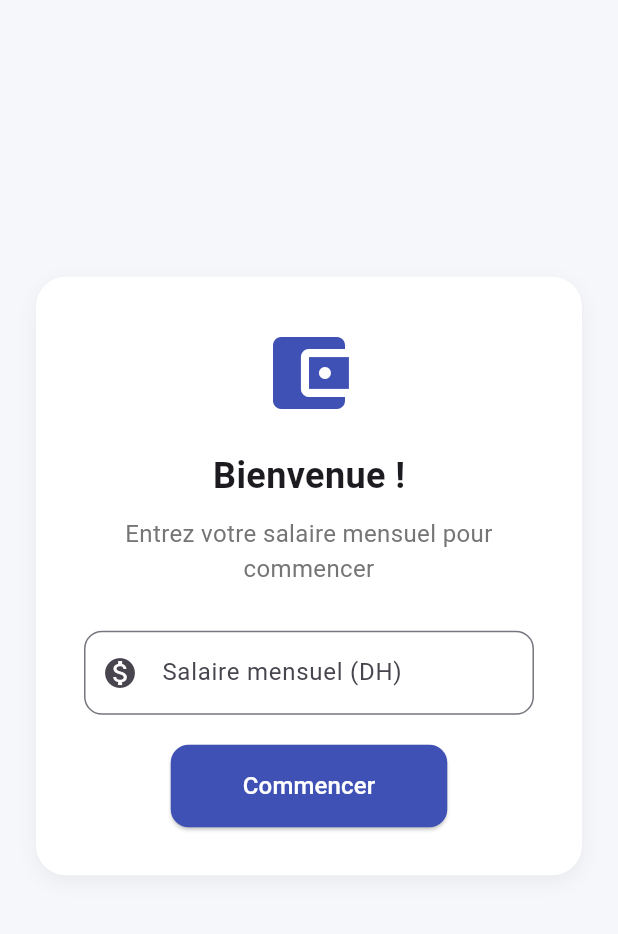
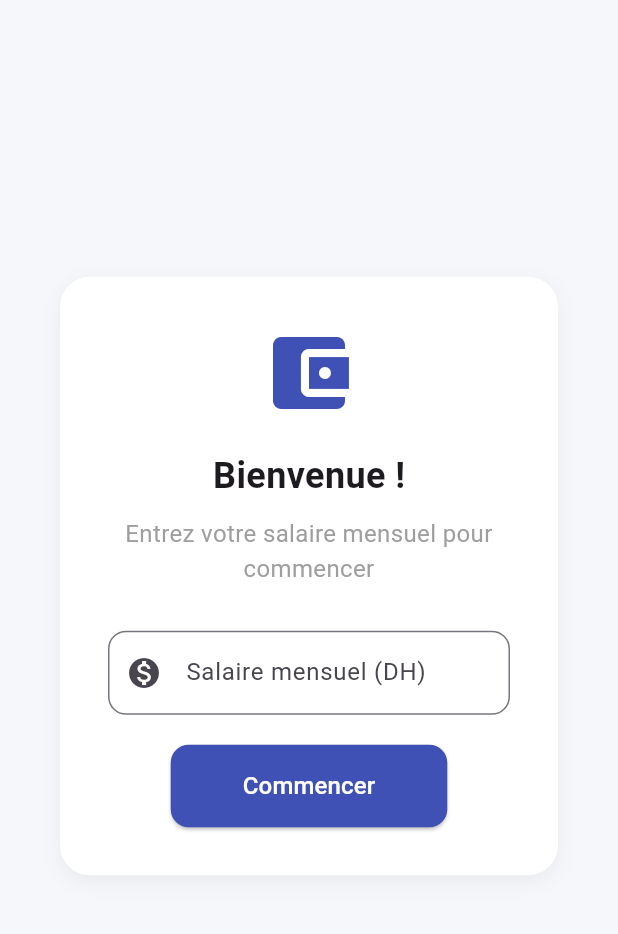
Before and after one commit to sofexbk/Budget-Manager, a Flutter app: the screen it shows after launch, after a tap on "Commencer", on a phone screen of 412 x 824 dp, the part 84-1018 px from its top. Run offline on Flutter 3.47's test engine with Material 3 defaults, Android fonts, the phone set to English and light mode, and no system bars; our stand-ins replace shared_preferences, sqflite; accounts and stored records are empty.

Commit message:
added sqlite and sharedpreferences , still some ones , and also responsive history

```diff
--- /dev/null
+++ b/lib/database/db_helper.dart
@@ -0,0 +1,69 @@
+import 'package:sqflite/sqflite.dart';
+import 'package:path/path.dart';
+import '../models/expense.dart';
+
+class DBHelper {
+  static Database? _database;
+
+  // Ouvre ou crée la base de données
+  static Future<Database> _initDatabase() async {
+    final dbPath = await getDatabasesPath();
+    final path = join(dbPath, 'budget_manager.db');
+
+    return await openDatabase(
+      path,
+      version: 1,
+      onCreate: (db, version) async {
+        await db.execute('''
+          CREATE TABLE expenses(
+            id INTEGER PRIMARY KEY AUTOINCREMENT,
+            title TEXT,
+            amount REAL,
+            date TEXT
+          )
+        ''');
+      },
+    );
+  }
+
+  static Future<Database> get database async {
+    if (_database != null) return _database!;
+    _database = await _initDatabase();
+    return _database!;
+  }
+
+  // Insérer une dépense
+  static Future<void> insertExpense(Expense expense) async {
+    final db = await database;
+    await db.insert('expenses', {
+      'title': expense.title,
+      'amount': expense.amount,
+      'date': expense.date.toIso8601String(),
+    });
+  }
+
+  // Récupérer toutes les dépenses
+  static Future<List<Expense>> getAllExpenses() async {
+    final db = await database;
+    final List<Map<String, dynamic>> maps = await db.query('expenses');
+    return List.generate(maps.length, (i) {
+      return Expense(
+        title: maps[i]['title'],
+        amount: maps[i]['amount'],
+        date: DateTime.parse(maps[i]['date']),
+      );
+    });
+  }
+
+  // Supprimer une dépense
+  static Future<void> deleteExpense(int id) async {
+    final db = await database;
+    await db.delete('expenses', where: 'id = ?', whereArgs: [id]);
+  }
+
+  // Supprimer toutes les dépenses
+  static Future<void> clearAll() async {
+    final db = await database;
+    await db.delete('expenses');
+  }
+}
--- a/lib/screens/budget_home_page.dart
+++ b/lib/screens/budget_home_page.dart
@@ -1,5 +1,7 @@
 import 'package:flutter/material.dart';
+import 'package:shared_preferences/shared_preferences.dart';
 import '../models/expense.dart';
+import '../database/db_helper.dart';
 
 class BudgetHomePage extends StatefulWidget {
   @override
@@ -15,31 +17,70 @@ class _BudgetHomePageState extends State<BudgetHomePage> {
   final Map<String, List<Expense>> monthlyHistory = {};
   int _selectedIndex = 0;
 
+  @override
+  void initState() {
+    super.initState();
+    _initializeApp();
+  }
+
+  Future<void> _initializeApp() async {
+    final savedSalary = await loadSalary();
+    final expenses = await DBHelper.getAllExpenses();
+
+    setState(() {
+      monthlySalary = savedSalary;
+      monthlyHistory[currentMonth] = expenses;
+    });
+  }
+
   String get currentMonth =>
       "${DateTime.now().month.toString().padLeft(2, '0')}/${DateTime.now().year}";
 
   void _setSalary() {
     if (_salaryController.text.isEmpty) return;
+    final salary = double.tryParse(_salaryController.text);
+    if (salary == null) return;
+
     setState(() {
-      monthlySalary = double.tryParse(_salaryController.text);
+      monthlySalary = salary;
       monthlyHistory.putIfAbsent(currentMonth, () => []);
+    });
+
+    saveSalary(salary);
+  }
+
+
+  Future<void> _loadExpenses() async {
+    final expenses = await DBHelper.getAllExpenses();
+    setState(() {
+      monthlyHistory[currentMonth] = expenses;
     });
   }
 
-  void _addExpense() {
+  Future<void> _addExpense() async {
     if (_expenseTitleController.text.isEmpty || _expenseAmountController.text.isEmpty) return;
+
     final expense = Expense(
       title: _expenseTitleController.text,
       amount: double.tryParse(_expenseAmountController.text) ?? 0,
       date: DateTime.now(),
     );
+
+    // 1️⃣ Ajouter dans SQLite
+    await DBHelper.insertExpense(expense);
+
+    // 2️⃣ Recharger les dépenses
+    final expenses = await DBHelper.getAllExpenses();
     setState(() {
-      monthlyHistory[currentMonth]!.add(expense);
+      monthlyHistory[currentMonth] = expenses;
     });
+
+    // 3️⃣ Nettoyer les champs
     _expenseTitleController.clear();
     _expenseAmountController.clear();
     Navigator.pop(context);
   }
+
 
   double _totalExpenses(String month) {
     final expenses = monthlyHistory[month] ?? [];
@@ -140,12 +181,26 @@ class _BudgetHomePageState extends State<BudgetHomePage> {
     );
   }
 
+  Future<void> saveSalary(double value) async {
+    final prefs = await SharedPreferences.getInstance();
+    await prefs.setDouble('monthlySalary', value);
+  }
+
+  Future<double?> loadSalary() async {
+    final prefs = await SharedPreferences.getInstance();
+    return prefs.getDouble('monthlySalary');
+  }
+
+
   Widget _buildDashboard() {
     if (monthlySalary == null) {
       return Center(
+        child: SingleChildScrollView(
+          padding: const EdgeInsets.all(16),
+          child: Center(
             child: Container(
-          margin: EdgeInsets.all(24),
-          padding: EdgeInsets.all(32),
+              margin: const EdgeInsets.all(24),
+              padding: const EdgeInsets.all(32),
               decoration: BoxDecoration(
                 color: Colors.white,
                 borderRadius: BorderRadius.circular(20),
@@ -161,43 +216,45 @@ class _BudgetHomePageState extends State<BudgetHomePage> {
                 mainAxisSize: MainAxisSize.min,
                 children: [
                   Icon(Icons.account_balance_wallet, size: 64, color: Colors.indigo),
-              SizedBox(height: 20),
-              Text(
+                  const SizedBox(height: 20),
+                  const Text(
                     "Bienvenue !",
                     style: TextStyle(fontSize: 24, fontWeight: FontWeight.bold),
                   ),
-              SizedBox(height: 10),
-              Text(
+                  const SizedBox(height: 10),
+                  const Text(
                     "Entrez votre salaire mensuel pour commencer",
-                style: TextStyle(fontSize: 16, color: Colors.grey[600]),
+                    style: TextStyle(fontSize: 16, color: Colors.grey),
                     textAlign: TextAlign.center,
                   ),
-              SizedBox(height: 30),
+                  const SizedBox(height: 30),
                   TextField(
                     controller: _salaryController,
                     keyboardType: TextInputType.number,
                     decoration: InputDecoration(
                       labelText: "Salaire mensuel (DH)",
-                  prefixIcon: Icon(Icons.monetization_on),
+                      prefixIcon: const Icon(Icons.monetization_on),
                       border: OutlineInputBorder(
                         borderRadius: BorderRadius.circular(12),
                       ),
                     ),
                   ),
-              SizedBox(height: 20),
+                  const SizedBox(height: 20),
                   ElevatedButton(
                     onPressed: _setSalary,
                     style: ElevatedButton.styleFrom(
                       backgroundColor: Colors.indigo,
                       foregroundColor: Colors.white,
-                  padding: EdgeInsets.symmetric(horizontal: 48, vertical: 16),
+                      padding: const EdgeInsets.symmetric(horizontal: 48, vertical: 16),
                       shape: RoundedRectangleBorder(
                         borderRadius: BorderRadius.circular(12),
                       ),
                     ),
-                child: Text("Commencer", style: TextStyle(fontSize: 16)),
+                    child: const Text("Commencer", style: TextStyle(fontSize: 16)),
                   ),
                 ],
+              ),
+            ),
           ),
         ),
       );
--- a/lib/widgets/history_page.dart
+++ b/lib/widgets/history_page.dart
@@ -76,7 +76,11 @@ class HistoryPage extends StatelessWidget {
                                 fontWeight: FontWeight.bold,
                                 fontSize: 18,
                               ),
+                              maxLines: 1,
+                              overflow: TextOverflow.ellipsis,
+                              softWrap: false,
                             ),
+
                             const SizedBox(height: 4),
                             Text(
                               "${monthlyHistory[month]!.length} dépenses",
--- a/pubspec.yaml
+++ b/pubspec.yaml
@@ -30,6 +30,10 @@ environment:
 dependencies:
   flutter:
     sdk: flutter
+  table_calendar: ^3.0.9
+  sqflite: ^2.3.0
+  path: ^1.9.0
+  shared_preferences: ^2.2.0
 
   # The following adds the Cupertino Icons font to your application.
   # Use with the CupertinoIcons class for iOS style icons.
```
Also changed, not shown: lib/widgets/dashboard.dart (+6 -1 lines), pubspec.lock, 1 other file. Lines whose indentation alone changed are shown as unchanged.
